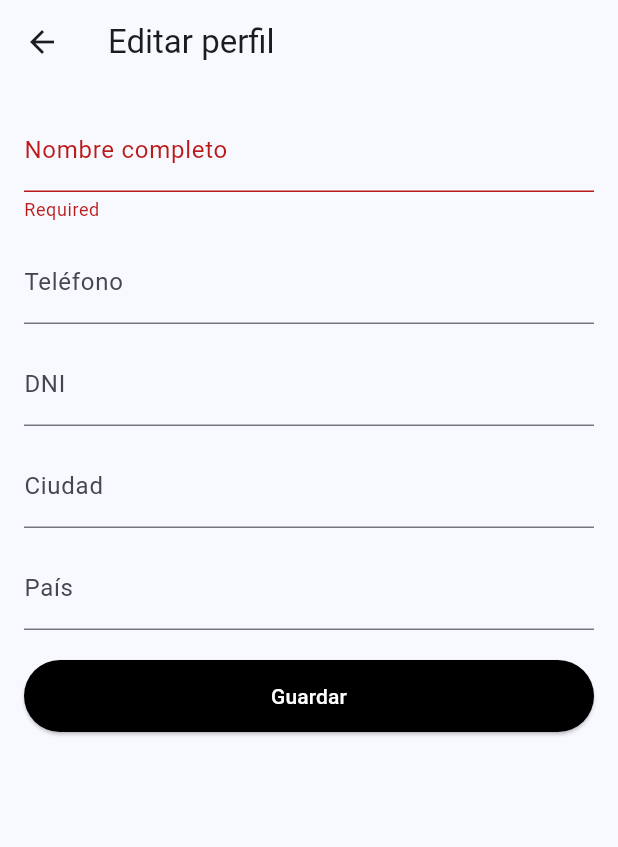
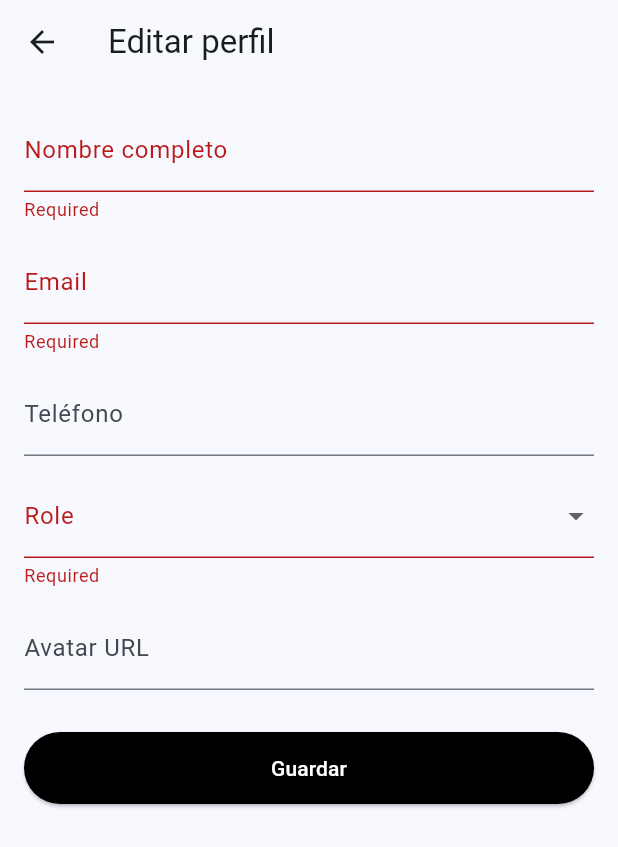
Before and after one commit to Emergentes-Trackmind/FrontEnd-Mobil-SpotFinder, a Flutter app: the EditProfilePage screen opened by its route, after a tap on "Guardar", on a phone screen of 412 x 824 dp. Shown: the top 847 px of the screen. Run offline on Flutter 3.47's test engine with Material 3 defaults, Android fonts, the phone set to English and light mode, and no system bars; our stand-ins replace flutter_dotenv, geolocator, shared_preferences; missing offline and left inert: mapbox_maps_flutter; accounts and stored records are empty.

Commit message:
feat(main):Update profile

```diff
--- a/lib/profile-management/models/driver.model.dart
+++ b/lib/profile-management/models/driver.model.dart
@@ -6,6 +6,9 @@ class Driver {
   final String? country;
   final String? phone;
   final String? dni;
+  final String? avatarUrl;
+  final String? email;
+  final String? role;
 
   Driver({
     this.userId,
@@ -15,6 +18,9 @@ class Driver {
     this.country,
     this.phone,
     this.dni,
+    this.avatarUrl,
+    this.email,
+    this.role,
   });
 
   factory Driver.fromJson(Map<String, dynamic> json) {
@@ -26,6 +32,9 @@ class Driver {
       country: json['country'],
       phone: json['phone'],
       dni: json['dni'],
+      avatarUrl: json['avatarUrl'],
+      email: json['email'],
+      role: json['role'],
     );
   }
 
@@ -38,6 +47,9 @@ class Driver {
       'country': country,
       'phone': phone,
       'dni': dni,
+      'avatarUrl': avatarUrl,
+      'email': email,
+      'role': role,
     };
   }
 }
--- a/lib/profile-management/pages/edit_profile_page.dart
+++ b/lib/profile-management/pages/edit_profile_page.dart
@@ -16,9 +16,9 @@ class _EditProfilePageState extends State<EditProfilePage> {
 
   final TextEditingController _nameController = TextEditingController();
   final TextEditingController _phoneController = TextEditingController();
-  final TextEditingController _cityController = TextEditingController();
-  final TextEditingController _countryController = TextEditingController();
-  final TextEditingController _dniController = TextEditingController();
+  final TextEditingController _avatarUrlController = TextEditingController();
+  final TextEditingController _emailController = TextEditingController();
+  final TextEditingController _roleController = TextEditingController();
 
   bool _isLoading = true;
   int? _userId;
@@ -27,6 +27,16 @@ class _EditProfilePageState extends State<EditProfilePage> {
   void initState() {
     super.initState();
     _loadProfile();
+  }
+
+  @override
+  void dispose() {
+    _nameController.dispose();
+    _phoneController.dispose();
+    _avatarUrlController.dispose();
+    _emailController.dispose();
+    _roleController.dispose();
+    super.dispose();
   }
 
   Future<void> _loadProfile() async {
@@ -43,9 +53,9 @@ class _EditProfilePageState extends State<EditProfilePage> {
       final driver = Driver.fromJson(data);
       _nameController.text = driver.fullName ?? '';
       _phoneController.text = driver.phone ?? '';
-      _cityController.text = driver.city ?? '';
-      _countryController.text = driver.country ?? '';
-      _dniController.text = driver.dni ?? '';
+      _avatarUrlController.text = driver.avatarUrl ?? '';
+      _emailController.text = driver.email ?? '';
+      _roleController.text = driver.role ?? '';
     } catch (e) {
       // ignore
     } finally {
@@ -53,27 +63,50 @@ class _EditProfilePageState extends State<EditProfilePage> {
     }
   }
 
+  String? _computedAvatarPreviewUrl() {
+    final raw = _avatarUrlController.text.trim();
+    if (raw.isEmpty) return null;
+    if (raw.startsWith('http')) return raw;
+    try {
+      final base =
+          Uri.parse(DriverService().baseUrl).origin; // scheme://host[:port]
+      return raw.startsWith('/') ? '$base$raw' : '$base/$raw';
+    } catch (_) {
+      return raw; // fallback
+    }
+  }
+
   Future<void> _saveProfile() async {
     if (!_formKey.currentState!.validate()) return;
     setState(() => _isLoading = true);
 
+    // Payload must contain exactly: fullName, email, phone, role, avatarUrl
     final payload = {
-      'userId': _userId,
       'fullName': _nameController.text.trim(),
+      'email': _emailController.text.trim(),
       'phone': _phoneController.text.trim(),
-      'city': _cityController.text.trim(),
-      'country': _countryController.text.trim(),
-      'dni': _dniController.text.trim(),
+      'role': _roleController.text.trim(),
+      'avatarUrl': _avatarUrlController.text.trim(),
     };
 
     try {
       if (_userId == null) throw Exception('User id missing');
-      await _driverService.put(_userId!, payload);
+      // Send payload with exactly the required fields to the backend
+      final response = await _driverService.updateProfile(payload);
       if (!mounted) return;
-      ScaffoldMessenger.of(
-        context,
-      ).showSnackBar(const SnackBar(content: Text('Perfil actualizado')));
-      Navigator.pop(context, true);
+      final returnedAvatar =
+      (response.containsKey('avatarUrl') && response['avatarUrl'] != null)
+          ? response['avatarUrl'] as String
+          : payload['avatarUrl']?.toString();
+      ScaffoldMessenger.of(context).showSnackBar(
+        SnackBar(
+          content: Text(
+            'Perfil actualizado: ${returnedAvatar ?? '(no avatar)'}',
+          ),
+        ),
+      );
+      // Return the avatarUrl (server value preferred) so caller can refresh the avatar immediately
+      Navigator.pop(context, returnedAvatar);
     } catch (e) {
       if (!mounted) return;
       ScaffoldMessenger.of(
@@ -86,6 +119,7 @@ class _EditProfilePageState extends State<EditProfilePage> {
 
   @override
   Widget build(BuildContext context) {
+    final preview = _computedAvatarPreviewUrl();
     return Scaffold(
       appBar: AppBar(title: const Text('Editar perfil')),
       body: Padding(
@@ -107,25 +141,80 @@ class _EditProfilePageState extends State<EditProfilePage> {
               ),
               const SizedBox(height: 12),
               TextFormField(
+                controller: _emailController,
+                decoration: const InputDecoration(labelText: 'Email'),
+                keyboardType: TextInputType.emailAddress,
+                validator:
+                    (v) => v == null || v.isEmpty ? 'Required' : null,
+              ),
+              const SizedBox(height: 12),
+              TextFormField(
                 controller: _phoneController,
                 decoration: const InputDecoration(
                   labelText: 'Teléfono',
                 ),
               ),
               const SizedBox(height: 12),
-                      TextFormField(
-                        controller: _dniController,
-                        decoration: const InputDecoration(labelText: 'DNI'),
+              DropdownButtonFormField<String>(
+                value:
+                _roleController.text.isNotEmpty
+                    ? _roleController.text
+                    : null,
+                decoration: const InputDecoration(labelText: 'Role'),
+                items: const [
+                  DropdownMenuItem(
+                    value: 'ROLE_PARKING_OWNER',
+                    child: Text('PARKING_OWNER'),
+                  ),
+                  DropdownMenuItem(
+                    value: 'ROLE_DRIVER',
+                    child: Text('DRIVER'),
+                  ),
+                ],
+                onChanged: (v) {
+                  if (v == null) return;
+                  setState(() => _roleController.text = v);
+                },
+                validator:
+                    (v) => v == null || v.isEmpty ? 'Required' : null,
               ),
               const SizedBox(height: 12),
               TextFormField(
-                        controller: _cityController,
-                        decoration: const InputDecoration(labelText: 'Ciudad'),
+                controller: _avatarUrlController,
+                decoration: const InputDecoration(
+                  labelText: 'Avatar URL',
+                  hintText: 'https://.../avatar.jpg',
                 ),
-                      const SizedBox(height: 12),
-                      TextFormField(
-                        controller: _countryController,
-                        decoration: const InputDecoration(labelText: 'País'),
+                keyboardType: TextInputType.url,
+                onChanged: (_) => setState(() {}),
+              ),
+              const SizedBox(height: 8),
+              // Preview image from URL (if provided)
+              if (preview != null && preview.isNotEmpty)
+                SizedBox(
+                  height: 120,
+                  width: 120,
+                  child: ClipRRect(
+                    borderRadius: BorderRadius.circular(60),
+                    child: Image.network(
+                      preview,
+                      fit: BoxFit.cover,
+                      errorBuilder:
+                          (context, error, stackTrace) => Container(
+                        color: Colors.grey[200],
+                        child: const Icon(
+                          Icons.broken_image,
+                          size: 48,
+                        ),
+                      ),
+                      loadingBuilder: (context, child, progress) {
+                        if (progress == null) return child;
+                        return const Center(
+                          child: CircularProgressIndicator(),
+                        );
+                      },
+                    ),
+                  ),
                 ),
               const SizedBox(height: 20),
               SizedBox(
```
Also changed, not shown: lib/profile-management/pages/driver_details_page.dart (+54 -13 lines), lib/profile-management/services/driver.service.dart (+26 -0 lines). Lines whose indentation alone changed are shown as unchanged.
